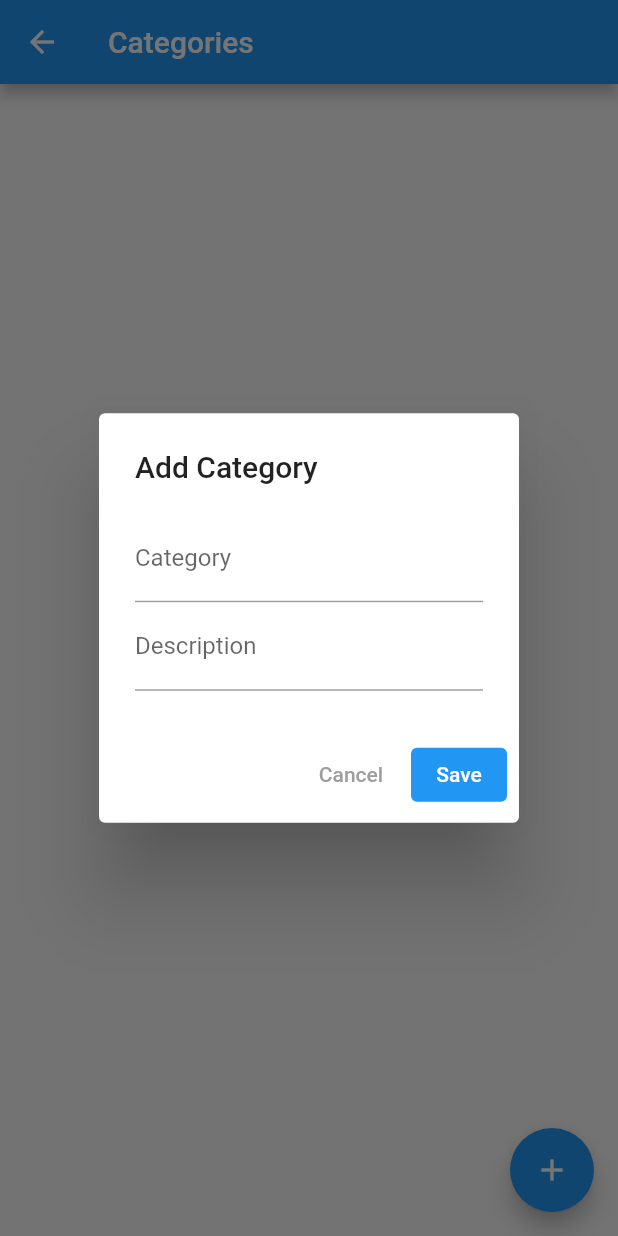
After one commit to irfans18/bnotes, a Flutter app: the CategoriesPage screen opened directly, after a tap on the "add" icon, on a phone screen of 412 x 824 dp. The commit adds this screen. Run offline on Flutter 3.47's test engine with Material 2 defaults, Android fonts, the phone set to English and light mode, and no system bars; our stand-ins replace dropdown_search, sqflite; accounts and stored records are empty.

Commit message:
refactor add and edit form dialog
categories_page

```diff
--- /dev/null
+++ b/lib/widget/form_dialog.dart
@@ -0,0 +1,103 @@
+import 'package:bnotes/models/category.dart';
+import 'package:bnotes/services/category_sevice.dart';
+import 'package:flutter/material.dart';
+
+class FormDialog extends StatefulWidget {
+  final bool isEdit;
+  final int? id;
+  const FormDialog({Key? key, required this.isEdit, this.id}) : super(key: key);
+
+  @override
+  State<FormDialog> createState() => _FormDialogState();
+}
+
+class _FormDialogState extends State<FormDialog> {
+  final _editCategoryNameController = TextEditingController();
+
+  final _editCategoryDescriptionController = TextEditingController();
+
+  final _category = Category();
+
+  final _categoryService = CategoryService();
+
+  var category;
+
+  @override
+  initState(){
+    if (widget.isEdit) _editCategory(context, widget.id);
+    super.initState();
+  }
+
+  _editCategory(BuildContext context, categoryId) async {
+    category = await _categoryService.readCategoryById(categoryId);
+    _editCategoryNameController.text = category[0]["name"] ?? "No Name";
+    _editCategoryDescriptionController.text = category[0]["description"] ?? "No Description";
+  }
+
+  _saveCategory() {
+    _category.name = _editCategoryNameController.text;
+    _category.description = _editCategoryDescriptionController.text;
+
+    return _categoryService.saveCategory(_category);
+  }
+
+  _updateCategory() {
+    _category.id = widget.id;
+    _category.name = _editCategoryNameController.text;
+    _category.description = _editCategoryDescriptionController.text;
+
+    return _categoryService.updateCategory(_category);
+  }
+
+  @override
+  Widget build(BuildContext context) {
+    return AlertDialog(
+      title: Text(widget.isEdit ? "Edit Category" : "Add Category"), //$title
+      actions: <Widget>[
+        TextButton(
+            child: const Text("Cancel"),
+            style: TextButton.styleFrom(primary: Colors.grey),
+            onPressed: () {
+              Navigator.pop(context);
+            }),
+        TextButton(
+            child: Text(widget.isEdit ? "Update" : "Save"),
+            style: TextButton.styleFrom(
+                primary: Colors.white, backgroundColor: Colors.blue),
+            onPressed: () async {
+              // ignore: prefer_typing_uninitialized_variables
+              late var result;
+              if (widget.isEdit) {
+                result = await _updateCategory();
+              } else {
+                result = await _saveCategory();
+              }
+
+              if (result > 0) {
+                Navigator.pop(context);
+              }
+            }),
+      ],
+      content: SingleChildScrollView(
+        child: Column(
+          children: <Widget>[
+            TextField(
+              controller: _editCategoryNameController,
+              decoration: const InputDecoration(
+                hintText: "Write a category",
+                labelText: "Category",
+              ),
+            ),
+            TextField(
+              controller: _editCategoryDescriptionController,
+              decoration: const InputDecoration(
+                hintText: "Write a description",
+                labelText: "Description",
+              ),
+            ),
+          ],
+        ),
+      ),
+    );
+  }
+}
```
Also changed, not shown: lib/pages/categories_page.dart (+10 -126 lines), 1 other file.
